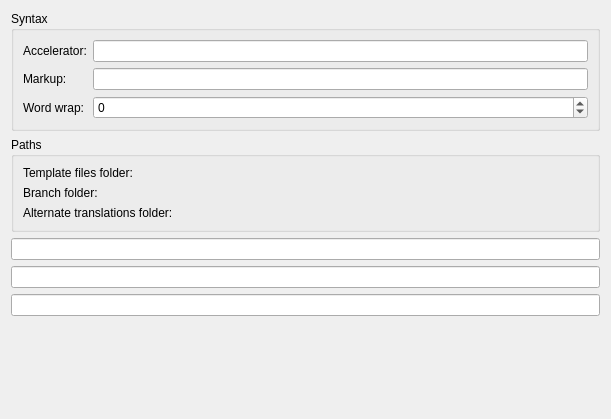
First picture: the form in src/project/prefs_project_advanced.ui, repository KDE/lokalize, before the edit.
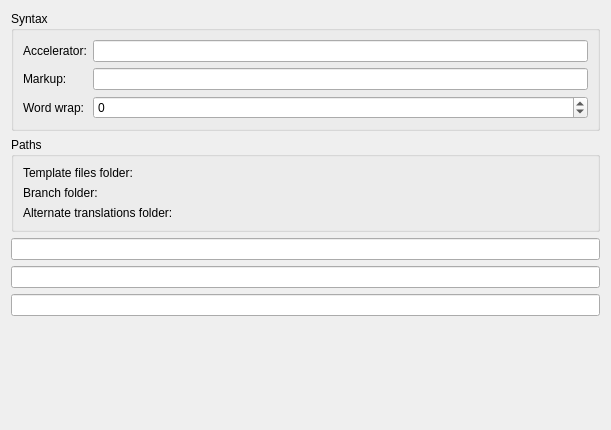
Second picture: the form after the edit. Custom widgets are drawn as their Qt base class.

Commit message: Open & Save various ui files with a new designer

```diff
--- a/src/project/prefs_project_advanced.ui
+++ b/src/project/prefs_project_advanced.ui
@@ -1,12 +1,12 @@
 <ui version="4.0" >
  <class>project_advanced</class>
- <widget class="QWidget" name="project_advanced" >
-  <property name="geometry" >
+ <widget class="QWidget" name="project_advanced">
+  <property name="geometry">
    <rect>
     <x>0</x>
     <y>0</y>
     <width>611</width>
-    <height>419</height>
+    <height>430</height>
    </rect>
   </property>
   <layout class="QVBoxLayout" >
@@ -207,7 +207,7 @@
  <customwidgets>
   <customwidget>
    <class>KUrlRequester</class>
-   <extends>QFrame</extends>
+   <extends>QWidget</extends>
    <header>kurlrequester.h</header>
    <container>1</container>
   </customwidget>
```
Left out of the diff: 141 changed lines with no effect on the pictures. The commit also changes 3 other files.
